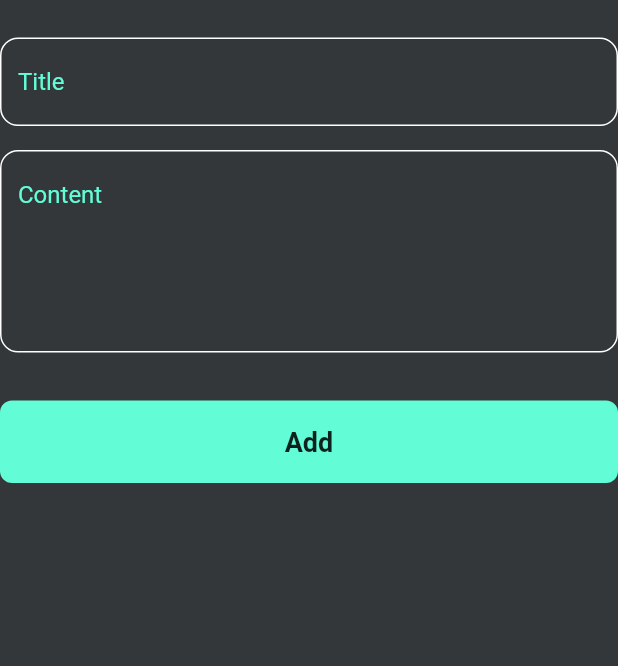
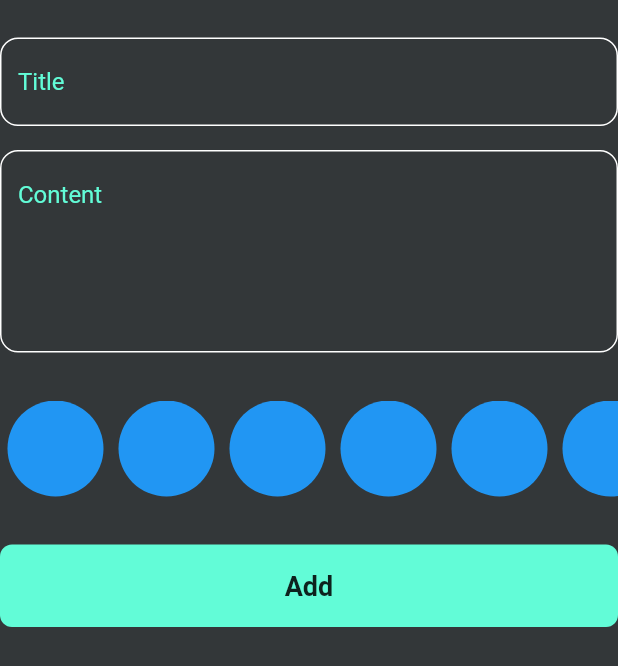
Before and after one commit to Eslamyounis34/Flutter_Notes_App, a Flutter app: the AddNoteForm widget shown alone on an empty page, opened directly, on a phone screen of 412 x 824 dp. Shown: the top 666 px of the screen. Run offline on Flutter 3.47's test engine with Material 2 defaults, Android fonts, the phone set to English and light mode, and no system bars; our stand-ins replace bloc, buildcondition, flutter_bloc, fluttertoast, font_awesome_flutter, hexcolor and 3 more; accounts and stored records are empty; Roboto replaces fonts that are missing (Poppins).

Commit message:
add color item , colors list view

```diff
--- a/lib/widgets/add_note_form.dart
+++ b/lib/widgets/add_note_form.dart
@@ -3,6 +3,7 @@ import 'package:flutter/material.dart';
 import 'package:flutter_bloc/flutter_bloc.dart';
 import 'package:hive_notes_app/cubits/add_note_cubit/add_note_cubit.dart';
 import 'package:hive_notes_app/models/note_model.dart';
+import 'package:hive_notes_app/widgets/colors_list_view.dart';
 
 import 'custom_button.dart';
 import 'custom_text_field.dart';
@@ -47,6 +48,10 @@ class _AddNoteFormState extends State<AddNoteForm> {
             },
             hint: 'Content',
             maxLines: 5),
+        SizedBox(
+          height: 32,
+        ),
+        ColorsListView(),
         const SizedBox(
           height: 32,
         ),
--- /dev/null
+++ b/lib/widgets/color_item.dart
@@ -0,0 +1,18 @@
+import 'package:flutter/material.dart';
+import 'package:flutter/src/widgets/framework.dart';
+import 'package:flutter/src/widgets/placeholder.dart';
+
+class ColorItem extends StatelessWidget {
+  const ColorItem({super.key});
+
+  @override
+  Widget build(BuildContext context) {
+    return Padding(
+      padding: const EdgeInsets.only(left: 5, right: 5),
+      child: const CircleAvatar(
+        radius: 32,
+        backgroundColor: Colors.blue,
+      ),
+    );
+  }
+}
--- /dev/null
+++ b/lib/widgets/colors_list_view.dart
@@ -0,0 +1,19 @@
+import 'package:flutter/cupertino.dart';
+import 'package:flutter/src/widgets/framework.dart';
+import 'package:flutter/src/widgets/placeholder.dart';
+import 'package:hive_notes_app/widgets/color_item.dart';
+
+class ColorsListView extends StatelessWidget {
+  const ColorsListView({super.key});
+
+  @override
+  Widget build(BuildContext context) {
+    return SizedBox(
+      height: 32 * 2,
+      child: ListView.builder(
+          scrollDirection: Axis.horizontal,
+          itemCount: 10,
+          itemBuilder: (context, index) => const ColorItem()),
+    );
+  }
+}
```
